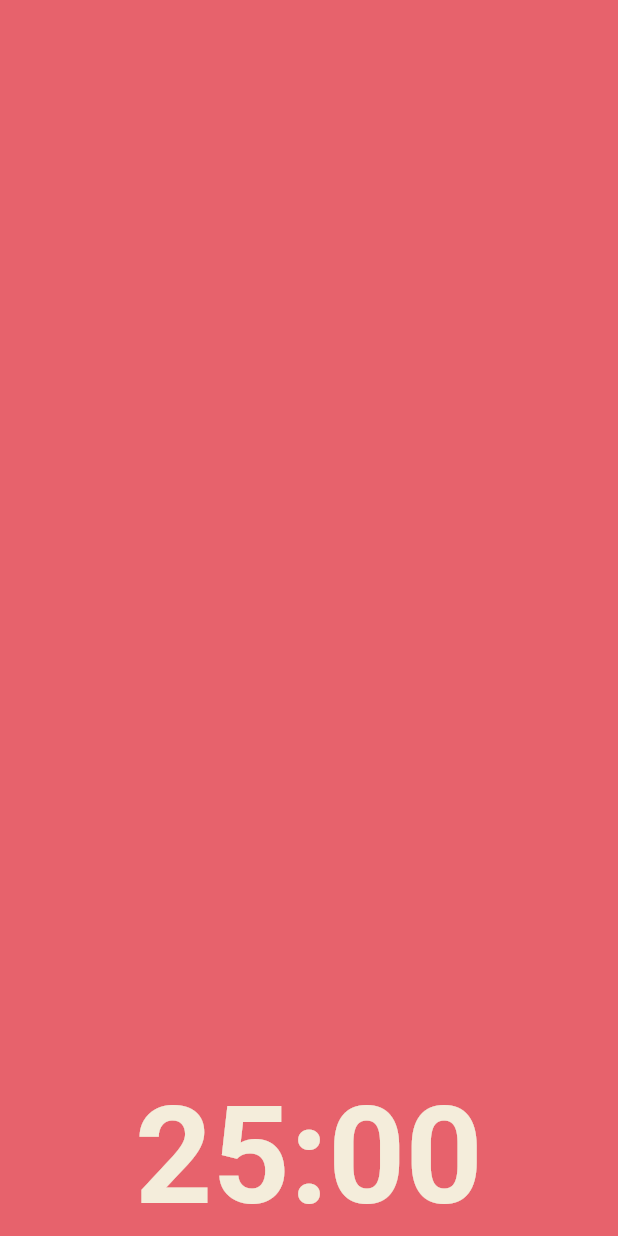
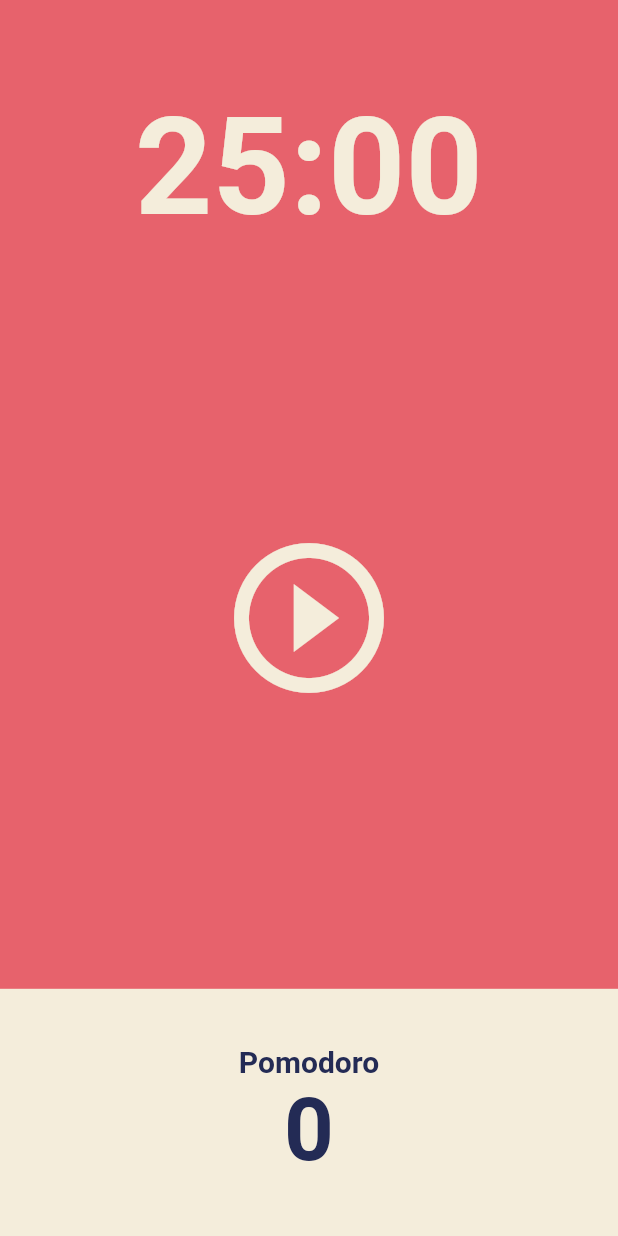
Before and after one commit to songtomtom/flutter-pomodoro, a Flutter app: the screen it shows after launch, on a phone screen of 412 x 824 dp. Run offline on Flutter 3.47's test engine with Material 2 defaults, Android fonts, the phone set to English and light mode, and no system bars.

Commit message:
매인 스크린

```diff
--- a/lib/screens/home_screen.dart
+++ b/lib/screens/home_screen.dart
@@ -28,8 +28,52 @@ class _HomeScreenState extends State<HomeScreen> {
               ),
             ),
           ),
-          // Flexible(flex: 2, child: child),
-          // Flexible(flex: 1, child: child)
+          Flexible(
+            flex: 3,
+            child: Center(
+              child: IconButton(
+                iconSize: 120,
+                color: Theme.of(context).cardColor,
+                onPressed: () {},
+                icon: const Icon(Icons.play_circle_outline),
+              ),
+            ),
+          ),
+          Flexible(
+            flex: 1,
+            child: Row(
+              children: [
+                Expanded(
+                  child: Container(
+                    decoration: BoxDecoration(
+                      color: Theme.of(context).cardColor,
+                    ),
+                    child: Column(
+                      mainAxisAlignment: MainAxisAlignment.center,
+                      children: [
+                        Text(
+                          'Pomodoro',
+                          style: TextStyle(
+                            fontSize: 20,
+                            fontWeight: FontWeight.w600,
+                            color: Theme.of(context).textTheme.headline1!.color,
+                          ),
+                        ),
+                        Text(
+                          '0',
+                          style: TextStyle(
+                            fontSize: 58,
+                            fontWeight: FontWeight.w600,
+                            color: Theme.of(context).textTheme.headline1!.color,
+                          ),
+                        )
+                      ],
+                    ),
+                  ),
+                )
+              ],
+            ),
+          )
         ],
       ),
     );
```
